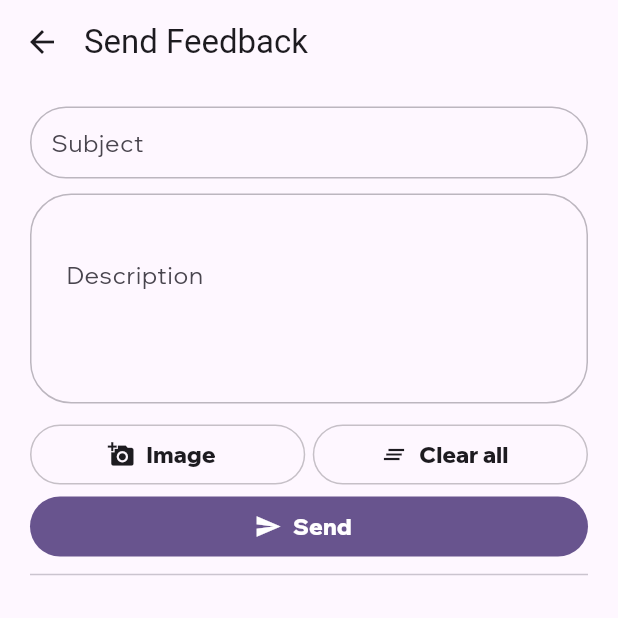
After one commit to PremjithK/project_yu_health, a Flutter app: the SendFeedbackPage screen opened directly, on a phone screen of 412 x 824 dp, the top half of it. The commit adds this screen. Run offline on Flutter 3.47's test engine with Material 2 defaults, Android fonts, the phone set to English and light mode, and no system bars; our stand-ins replace bloc, font_awesome_flutter, get; generated files the repository leaves out were written again.

Commit message:
Created a send feedback page

```diff
--- a/lib/custom_widgets/dashboard_circle_option.dart
+++ b/lib/custom_widgets/dashboard_circle_option.dart
@@ -1,7 +1,7 @@
 import 'package:flutter/material.dart';
 import 'package:yu_health/config/text_sizes.dart';
+import 'package:yu_health/config/theme.dart';
 import 'package:yu_health/custom_widgets/spacing.dart';
-import 'package:yu_health/config/theme.dart';
 
 class DashboardCircleOption extends StatefulWidget {
   const DashboardCircleOption({
@@ -59,7 +59,7 @@ class _DashboardCircleOptionState extends State<DashboardCircleOption> {
             widget.caption,
             style: TextStyle(
               fontSize: TextSizes.b3,
-              fontFamily: secondaryFont,
+              fontFamily: primaryFont,
               fontWeight: FontWeight.w600,
               color: theme.onPrimaryContainer,
               height: 1.1,
--- a/lib/custom_widgets/lab_search_result.dart
+++ b/lib/custom_widgets/lab_search_result.dart
@@ -1,5 +1,5 @@
 import 'package:flutter/material.dart';
-import 'package:yu_health/config/alternateImages.dart';
+import 'package:yu_health/config/alternate_images.dart';
 import 'package:yu_health/config/text_sizes.dart';
 import 'package:yu_health/custom_widgets/spacing.dart';
 import 'package:yu_health/custom_widgets/tag_item.dart';
--- a/lib/custom_widgets/profile_picture_large.dart
+++ b/lib/custom_widgets/profile_picture_large.dart
@@ -1,5 +1,5 @@
 import 'package:flutter/material.dart';
-import 'package:yu_health/config/alternateImages.dart';
+import 'package:yu_health/config/alternate_images.dart';
 import 'package:yu_health/custom_widgets/buttons.dart';
 
 class ProfilePictureLarge extends StatefulWidget {
--- a/lib/custom_widgets/text_fields.dart
+++ b/lib/custom_widgets/text_fields.dart
@@ -127,6 +127,125 @@ class _MyTextFormFieldState extends State<MyTextFormField> {
   }
 }
 
+//! MULTILINE TEXT FORM FIELD
+class MyMultilineTextFormField extends StatefulWidget {
+  const MyMultilineTextFormField({
+    super.key,
+    this.hint,
+    this.validator,
+    this.controller,
+    this.isPassword = false,
+    this.keyboardType,
+    this.enabled = true,
+    this.filled = false,
+    this.maxLines = 2,
+    //Event Properties
+    this.onChanged,
+  });
+
+  final String? hint;
+  final bool enabled;
+  final bool filled;
+  final FormFieldValidator<String>? validator;
+  final TextEditingController? controller;
+  final bool isPassword;
+  final TextInputType? keyboardType;
+  final int? maxLines;
+
+  //Event Functions Being Passed
+  final void Function(String)? onChanged;
+
+  //
+  @override
+  State<MyMultilineTextFormField> createState() => _MyMultilineTextFormFieldState();
+}
+
+class _MyMultilineTextFormFieldState extends State<MyMultilineTextFormField> {
+  @override
+  Widget build(BuildContext context) {
+    //! Theme
+    final theme = Theme.of(context).colorScheme;
+    return TextFormField(
+      // Config
+      key: widget.key,
+      controller: widget.controller,
+      validator: widget.validator,
+      obscureText: widget.isPassword,
+      keyboardType: widget.keyboardType,
+      autovalidateMode: AutovalidateMode.onUserInteraction,
+      maxLines: widget.maxLines,
+      //Events
+      onChanged: widget.onChanged,
+
+      // INPUT TEXT STYLE
+      style: TextStyle(
+        fontWeight: FontWeight.w500,
+        fontSize: fontSize,
+        fontFamily: primaryFont,
+        letterSpacing: 0.5,
+        color: Theme.of(context).colorScheme.onSurface,
+      ),
+
+      //Decoration
+      decoration: InputDecoration(
+        enabled: widget.enabled,
+        //& Disabled Border
+        disabledBorder: OutlineInputBorder(
+          borderRadius: BorderRadius.circular(borderRadius / 2),
+          borderSide: BorderSide(
+            color: theme.outline.withOpacity(0.3),
+          ),
+        ),
+        //& ERROR MESSAGE STYLE
+        errorStyle: TextStyle(
+          color: Theme.of(context).colorScheme.error,
+          fontSize: TextSizes.b3,
+          fontFamily: primaryFont,
+          fontWeight: FontWeight.w500,
+          letterSpacing: 0,
+        ),
+        filled: widget.filled,
+        fillColor: theme.surface,
+        // & Default Border
+        border: OutlineInputBorder(
+          borderRadius: BorderRadius.circular(borderRadius / 2),
+        ),
+        // & Enabled Border
+        enabledBorder: OutlineInputBorder(
+          borderRadius: BorderRadius.circular(borderRadius / 2),
+          borderSide: BorderSide(color: theme.outline.withOpacity(0.5)),
+        ),
+        // & Focused Border
+        focusedBorder: OutlineInputBorder(
+          borderRadius: BorderRadius.circular(borderRadius / 2),
+          borderSide: BorderSide(
+            color: theme.primary,
+          ),
+        ),
+        // LABEL STYLES
+        // HINT STYLES
+        labelText: widget.hint,
+        floatingLabelStyle: TextStyle(
+          fontSize: TextSizes.b1,
+          fontFamily: primaryFont,
+        ),
+        labelStyle: TextStyle(
+          fontFamily: primaryFont,
+          fontSize: fontSize,
+          fontWeight: FontWeight.w400,
+          color: Theme.of(context).colorScheme.onSurfaceVariant,
+        ),
+
+        // PREFIX_ICON STYLE
+        contentPadding: const EdgeInsets.symmetric(
+          horizontal: textFormFieldPadding * 2,
+          vertical: 10,
+        ),
+      ),
+    );
+  }
+}
+
 //! DATE PICKER
 class MyDateFormField extends StatefulWidget {
   const MyDateFormField({
@@ -189,13 +308,6 @@ class _MyDateFormFieldState extends State<MyDateFormField> {
       ),
       readOnly: true,
 
-      // Decoration
-      // inputFormatters: [
-      //   FilteringTextInputFormatter.singleLineFormatter,
-      //   FilteringTextInputFormatter.allow(
-      //     RegExp(r'^[1-9]'),
-      //   ),
-      // ],
       decoration: InputDecoration(
         enabled: widget.enabled,
         //& Disabled Border
--- a/lib/screens/dashboard_page/view/dashboard_page.dart
+++ b/lib/screens/dashboard_page/view/dashboard_page.dart
@@ -1,5 +1,6 @@
 import 'package:flutter/material.dart';
 import 'package:font_awesome_flutter/font_awesome_flutter.dart';
+import 'package:get/get.dart';
 import 'package:yu_health/config/text_sizes.dart';
 import 'package:yu_health/config/theme.dart';
 import 'package:yu_health/config/ui_sizes.dart';
@@ -8,6 +9,7 @@ import 'package:yu_health/custom_widgets/image_banner_card.dart';
 import 'package:yu_health/custom_widgets/profile_avatar_circle.dart';
 import 'package:yu_health/custom_widgets/spacing.dart';
 import 'package:yu_health/custom_widgets/text.dart';
+import 'package:yu_health/screens/send_feedback_page/view/send_feedback_page.dart';
 
 class DashboardPage extends StatefulWidget {
   const DashboardPage({super.key});
@@ -93,9 +95,9 @@ class _DashboardPageState extends State<DashboardPage> {
                   caption: 'Payment History',
                 ),
                 DashboardCircleOption(
-                  onTap: () {},
-                  icon: FontAwesomeIcons.kitMedical,
-                  caption: 'More Services',
+                  onTap: () => Get.to<Widget>(const SendFeedbackPage()),
+                  icon: FontAwesomeIcons.solidMessage,
+                  caption: 'Send Feedback',
                 ),
               ],
             ),
--- /dev/null
+++ b/lib/screens/send_feedback_page/send_feedback_page.dart
@@ -0,0 +1 @@
+export 'view/send_feedback_page.dart';
--- /dev/null
+++ b/lib/screens/send_feedback_page/view/send_feedback_page.dart
@@ -0,0 +1,108 @@
+import 'package:flutter/material.dart';
+import 'package:yu_health/config/ui_sizes.dart';
+import 'package:yu_health/custom_widgets/buttons.dart';
+import 'package:yu_health/custom_widgets/spacing.dart';
+import 'package:yu_health/custom_widgets/text_fields.dart';
+
+class SendFeedbackPage extends StatefulWidget {
+  const SendFeedbackPage({super.key});
+
+  @override
+  State<SendFeedbackPage> createState() => _SendFeedbackPageState();
+}
+
+class _SendFeedbackPageState extends State<SendFeedbackPage> {
+//Form controllers
+  final _formKey = GlobalKey<FormState>();
+  final _subjectController = TextEditingController();
+  final _descriptionController = TextEditingController();
+
+  //
+  @override
+  Widget build(BuildContext context) {
+    final theme = Theme.of(context).colorScheme;
+    // UI
+    return Scaffold(
+      backgroundColor: theme.background,
+      appBar: AppBar(
+        elevation: 0,
+        scrolledUnderElevation: 0,
+        titleSpacing: 0,
+        title: Text(
+          'Send Feedback',
+          style: TextStyle(
+            color: theme.onBackground,
+          ),
+        ),
+        // actions: [
+        //   IconButton(
+        //     onPressed: () {},
+        //     icon: const Icon(Icons.image),
+        //   ),
+        //   widthspace(10),
+        // ],
+      ),
+      body: SafeArea(
+        child: Padding(
+          padding: const EdgeInsets.symmetric(horizontal: globalScreenPaddingX),
+          child: Form(
+            key: _formKey,
+            child: ListView(
+              children: [
+                heightspace(15),
+                MyTextFormField(
+                  controller: _subjectController,
+                  hint: 'Subject',
+                ),
+                heightspace(10),
+                MyMultilineTextFormField(
+                  controller: _descriptionController,
+                  hint: 'Description\n\n',
+                  maxLines: 5,
+                ),
+                heightspace(10),
+                Row(
+                  children: [
+                    Expanded(
+                      child: MySecondaryButtonWithIcon(
+                        onPressed: () {},
+                        icon: const Icon(Icons.add_a_photo),
+                        label: 'Image',
+                      ),
+                    ),
+                    widthspace(5),
+                    Expanded(
+                      child: MySecondaryButtonWithIcon(
+                        onPressed: () {},
+                        icon: const Icon(Icons.clear_all),
+                        label: 'Clear all',
+                      ),
+                    ),
+                  ],
+                ),
+                Expanded(
+                  child: MyPrimaryButtonWithIcon(
+                    onPressed: () {},
+                    icon: const Icon(Icons.send),
+                    label: 'Send',
+                  ),
+                ),
+                const Divider(),
+                heightspace(5),
+
+                // Builder for sent feedback list
+              ],
+            ),
+          ),
+        ),
+      ),
+      // floatingActionButton: FloatingActionButton(
+      //   shape: const CircleBorder(),
+      //   backgroundColor: theme.primary,
+      //   foregroundColor: theme.onPrimary,
+      //   child: const Icon(Icons.send),
+      //   onPressed: () {},
+      // ),
+    );
+  }
+}
```
Also changed, not shown: lib/config/alternate_images.dart (renamed from lib/config/alternateImages.dart).
